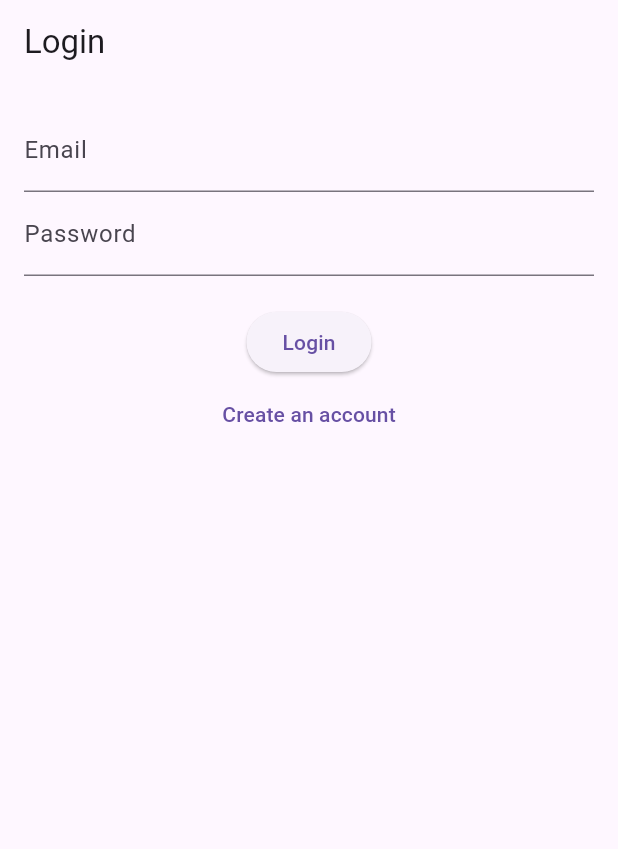
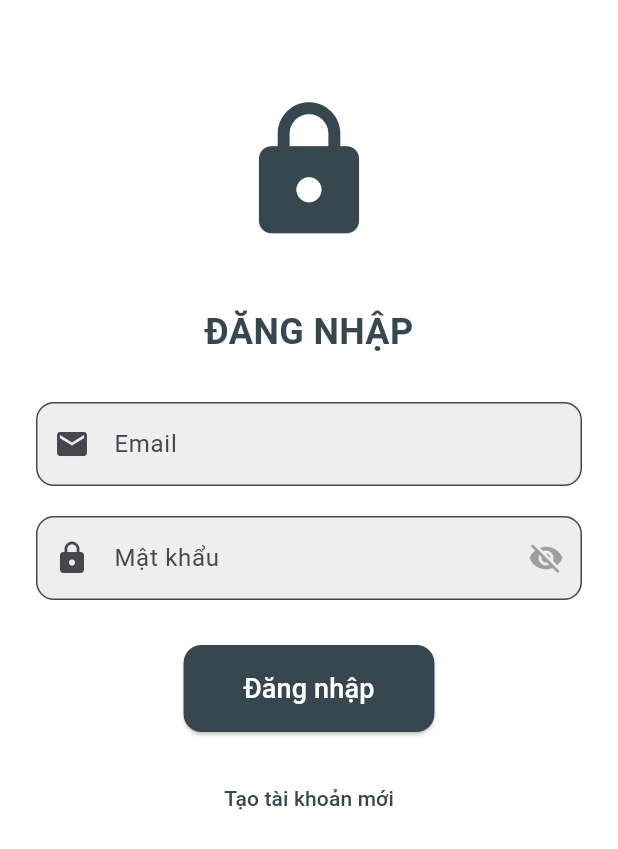
Before and after one commit to Lama2323/eyelink_app, a Flutter app: the screen it shows after launch, on a phone screen of 412 x 824 dp. Shown: the top 849 px of the screen. Run offline on Flutter 3.47's test engine with Material 3 defaults, Android fonts, the phone set to English and light mode, and no system bars; our stand-ins replace flutter_dotenv, flutter_local_notifications, image_cropper, image_picker, permission_handler, shared_preferences and 2 more; accounts and stored records are empty.

Commit message:
fix mui gio

```diff
--- a/lib/screens/authentication.dart
+++ b/lib/screens/authentication.dart
@@ -15,6 +15,8 @@ class _AuthPageState extends State<AuthPage> {
   final _passwordController = TextEditingController();
 
   bool _isLogin = true;
+  bool _isLoading = false;
+  bool _showPassword = false;
 
   void _toggleAuthMode() {
     setState(() {
@@ -23,8 +25,19 @@ class _AuthPageState extends State<AuthPage> {
   }
 
   Future<void> _authenticate() async {
-    final email = _emailController.text;
-    final password = _passwordController.text;
+    final email = _emailController.text.trim();
+    final password = _passwordController.text.trim();
+
+    if (email.isEmpty || password.isEmpty) {
+      ScaffoldMessenger.of(context).showSnackBar(
+        const SnackBar(content: Text('Hãy nhập email và mật khẩu')),
+      );
+      return;
+    }
+
+    setState(() {
+      _isLoading = true;
+    });
 
     try {
       if (_isLogin) {
@@ -32,42 +45,124 @@ class _AuthPageState extends State<AuthPage> {
       } else {
         await supabase.auth.signUp(email: email, password: password);
       }
-      Navigator.pushReplacement(context, MaterialPageRoute(builder: (context) => HomePage()));
+      if (mounted) {
+        Navigator.pushReplacement(
+            context, MaterialPageRoute(builder: (context) => const HomePage()));
+      }
     } catch (error) {
+      if (mounted) {
         ScaffoldMessenger.of(context).showSnackBar(
           SnackBar(content: Text('Authentication Error: $error')),
         );
+      }
+    } finally {
+      setState(() {
+        _isLoading = false;
+      });
     }
   }
 
   @override
   Widget build(BuildContext context) {
     return Scaffold(
-        appBar: AppBar(
-          title: Text(_isLogin ? 'Login' : 'Register'),
+      backgroundColor: Colors.white,
+      body: SingleChildScrollView(
+        child: Padding(
+          padding: const EdgeInsets.all(24),
+          child: Column(
+            mainAxisAlignment: MainAxisAlignment.center,
+            children: [
+              const SizedBox(height: 40),
+              Icon(
+                Icons.lock,
+                size: 100,
+                color: Colors.blueGrey[800],
               ),
-        body: Padding(
-          padding: const EdgeInsets.all(16),
-          child: Column(children: [
-            TextField(
+              const SizedBox(height: 40),
+              // Tiêu đề
+              Text(
+                _isLogin ? 'ĐĂNG NHẬP' : 'ĐĂNG KÝ',
+                style: TextStyle(
+                  fontSize: 24,
+                  fontWeight: FontWeight.bold,
+                  color: Colors.blueGrey[800],
+                ),
+              ),
+              const SizedBox(height: 30),
+              // Input email
+              TextFormField(
                 controller: _emailController,
-              decoration: const InputDecoration(labelText: 'Email'),
+                keyboardType: TextInputType.emailAddress,
+                decoration: InputDecoration(
+                  labelText: 'Email',
+                  prefixIcon: const Icon(Icons.email),
+                  border: OutlineInputBorder(
+                    borderRadius: BorderRadius.circular(12),
                   ),
-            TextField(
-              controller: _passwordController,
-              decoration: const InputDecoration(labelText: 'Password'),
-              obscureText: true,
+                  filled: true,
+                  fillColor: Colors.grey[200],
+                ),
               ),
               const SizedBox(height: 20),
+              // Input password
+              TextFormField(
+                controller: _passwordController,
+                obscureText: !_showPassword, // Ẩn/hiện mật khẩu dựa trên _showPassword
+                decoration: InputDecoration(
+                  labelText: 'Mật khẩu',
+                  prefixIcon: const Icon(Icons.lock),
+                  suffixIcon: IconButton(
+                    icon: Icon(
+                      _showPassword ? Icons.visibility : Icons.visibility_off, // Thay đổi icon dựa trên _showPassword
+                      color: Colors.grey,
+                    ),
+                    onPressed: () {
+                      setState(() {
+                        _showPassword = !_showPassword; // Toggle _showPassword
+                      });
+                    },
+                  ),
+                  border: OutlineInputBorder(
+                    borderRadius: BorderRadius.circular(12),
+                  ),
+                  filled: true,
+                  fillColor: Colors.grey[200],
+                ),
+              ),
+              const SizedBox(height: 30),
               ElevatedButton(
-              onPressed: _authenticate,
-              child: Text(_isLogin ? 'Login' : 'Register'),
+                onPressed: _isLoading ? null : _authenticate,
+                style: ElevatedButton.styleFrom(
+                  backgroundColor: Colors.blueGrey[800],
+                  padding: const EdgeInsets.symmetric(
+                    horizontal: 40,
+                    vertical: 16,
                   ),
+                  shape: RoundedRectangleBorder(
+                    borderRadius: BorderRadius.circular(12),
+                  ),
+                ),
+                child: _isLoading
+                    ? const CircularProgressIndicator(color: Colors.white)
+                    : Text(
+                        _isLogin ? 'Đăng nhập' : 'Đăng ký',
+                        style: const TextStyle(fontSize: 18, color: Colors.white),
+                      ),
+              ),
+              const SizedBox(height: 20),
               TextButton(
-              onPressed: _toggleAuthMode,
-              child: Text(_isLogin ? 'Create an account' : 'Already have an account?'),
+                onPressed: _isLoading ? null : _toggleAuthMode,
+                child: Text(
+                  _isLogin
+                      ? 'Tạo tài khoản mới'
+                      : 'Đã có tài khoản? Đăng nhập ngay',
+                  style: TextStyle(color: Colors.blueGrey[800]),
                 ),
-          ]),
-        ));
+              ),
+            ],
+          ),
+        ),
+      ),
+    );
   }
 }
```
Also changed, not shown: lib/screens/access_log_page.dart (+15 -12 lines), lib/screens/detail_log_page.dart (+7 -5 lines). Lines whose indentation alone changed are shown as unchanged.
